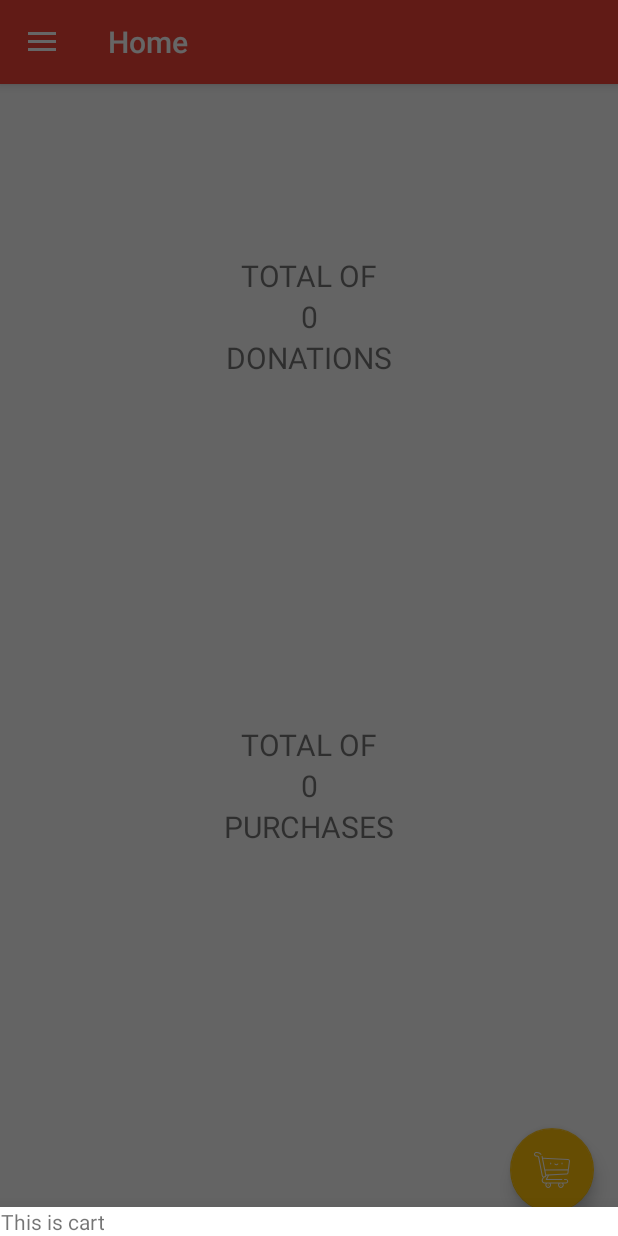
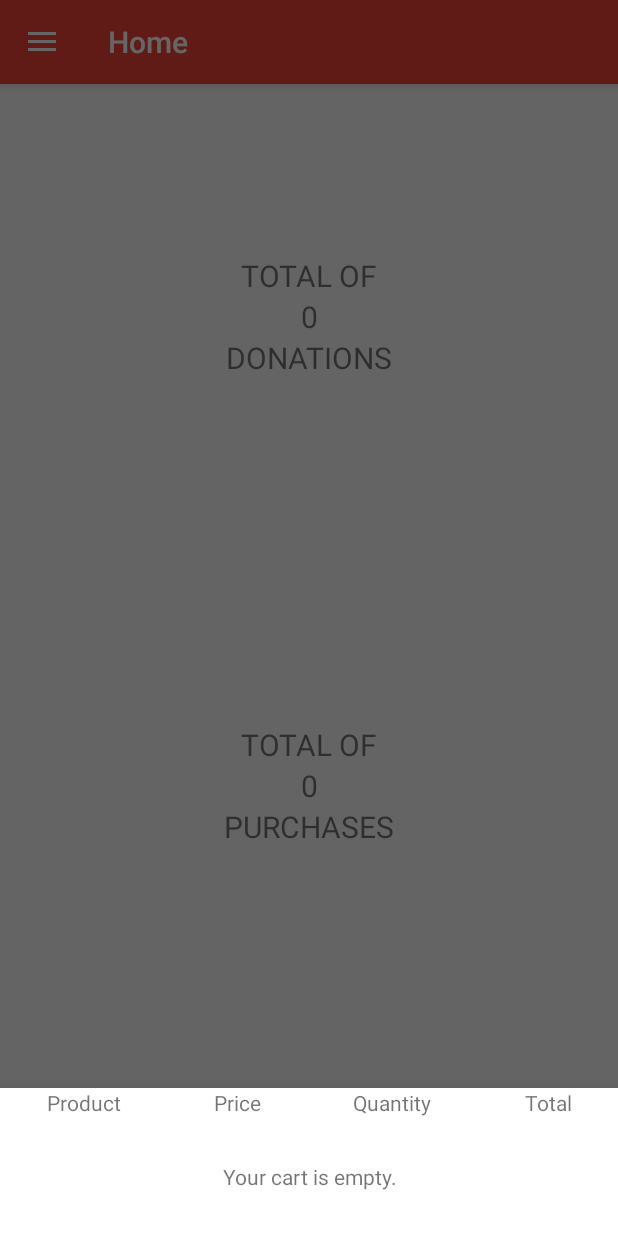
Before and after one commit to stefaniamak/Verop, an Android app: the MainActivity screen opened directly, with no data from a screen before it, after a tap on "#fab", on a phone screen of 412 x 824 dp. Run offline under Robolectric (Android 15) with nearby library versions, the phone set to English and light mode, and no system bars; our stand-ins replace Room's generated code, navigation-ui.

Commit message:
cart table adds shop items

```diff
--- a/app/src/main/java/com/example/simpleeshop/MainActivity.java
+++ b/app/src/main/java/com/example/simpleeshop/MainActivity.java
@@ -14,13 +14,9 @@ import androidx.navigation.ui.AppBarConfiguration;
 import androidx.navigation.ui.NavigationUI;
 
 import com.example.simpleeshop.database.MyAppDatabase;
-import com.example.simpleeshop.database.Products;
-import com.example.simpleeshop.ui.cart.CartBottomSheetDialog;
+import com.example.simpleeshop.ui.shop.CartBottomSheetDialog;
 import com.google.android.material.floatingactionbutton.FloatingActionButton;
 import com.google.android.material.navigation.NavigationView;
-import com.google.android.material.snackbar.Snackbar;
-
-import java.util.List;
 
 public class MainActivity extends AppCompatActivity {
     private SharedPreferenceConfig sharedPreferenceConfig;
@@ -59,7 +55,7 @@ public class MainActivity extends AppCompatActivity {
             public void onClick(View view) {
 
                 CartBottomSheetDialog cartBottomSheet = new CartBottomSheetDialog();
-                cartBottomSheet.show(getSupportFragmentManager(), "Cart Bottom Sheer");
+                cartBottomSheet.show(getSupportFragmentManager(), "CartFragment Bottom Sheer");
 
 //                Snackbar.make(view, "Replace with your own action", Snackbar.LENGTH_LONG)
 ////                        .setAction("Action", null).show();
--- a/app/src/main/java/com/example/simpleeshop/database/MyDao.java
+++ b/app/src/main/java/com/example/simpleeshop/database/MyDao.java
@@ -71,6 +71,9 @@ public interface MyDao {
     @Query("SELECT * FROM products")
     public List<Products> getProducts();
 
+    @Query("SELECT * FROM products WHERE id = :id")
+    public Products getProduct(int id);
+
     @Query("SELECT name FROM products")
     public List<String> getProductsName();
 
--- a/app/src/main/java/com/example/simpleeshop/ui/cart/CartBottomSheetDialog.java
+++ /dev/null
@@ -1,23 +0,0 @@
-package com.example.simpleeshop.ui.cart;
-
-import android.os.Bundle;
-import android.view.LayoutInflater;
-import android.view.View;
-import android.view.ViewGroup;
-
-import androidx.annotation.NonNull;
-import androidx.annotation.Nullable;
-
-import com.example.simpleeshop.R;
-import com.google.android.material.bottomsheet.BottomSheetDialogFragment;
-
-public class CartBottomSheetDialog extends BottomSheetDialogFragment {
-
-    @Nullable
-    @Override
-    public View onCreateView(@NonNull LayoutInflater inflater, @Nullable ViewGroup container, @Nullable Bundle savedInstanceState) {
-        View v = inflater.inflate(R.layout.fragment_cart, container, false);
-
-        return v;
-    }
-}
--- /dev/null
+++ b/app/src/main/java/com/example/simpleeshop/ui/shop/Cart.java
@@ -0,0 +1,33 @@
+package com.example.simpleeshop.ui.shop;
+
+import java.util.Hashtable;
+
+public class Cart {
+    private Hashtable<Integer,Integer> totalProducts;
+
+    private static Cart instance;
+    public static Cart Instance(){
+        if(instance == null){
+            instance = new Cart();
+        }
+        return instance;
+    }
+    public Cart(){
+        totalProducts = new Hashtable<>();
+    }
+
+    public void AddProduct(int productID){
+        if(totalProducts.containsKey(productID))
+            totalProducts.put(productID, totalProducts.get(productID) + 1);
+        else
+            totalProducts.put(productID, 1);
+    }
+
+    public void ClearProducts(){
+        totalProducts.clear();
+    }
+
+    public Hashtable<Integer,Integer> TotalProducts() {
+        return totalProducts;
+    }
+}
--- /dev/null
+++ b/app/src/main/java/com/example/simpleeshop/ui/shop/CartBottomSheetDialog.java
@@ -0,0 +1,122 @@
+package com.example.simpleeshop.ui.shop;
+
+import android.content.Context;
+import android.os.Build;
+import android.os.Bundle;
+import android.view.Gravity;
+import android.view.LayoutInflater;
+import android.view.View;
+import android.view.ViewGroup;
+import android.widget.ListView;
+import android.widget.TableLayout;
+import android.widget.TableRow;
+import android.widget.TextView;
+
+import androidx.annotation.NonNull;
+import androidx.annotation.Nullable;
+import androidx.annotation.RequiresApi;
+
+import com.example.simpleeshop.MyApplication;
+import com.example.simpleeshop.R;
+import com.example.simpleeshop.database.MyAppDatabase;
+import com.example.simpleeshop.database.Products;
+import com.google.android.material.bottomsheet.BottomSheetDialogFragment;
+
+import java.util.ArrayList;
+import java.util.Hashtable;
+import java.util.List;
+import java.util.function.BiConsumer;
+
+public class CartBottomSheetDialog extends BottomSheetDialogFragment {
+
+    TableLayout cartTable;
+    View root;
+    ListView listView;
+    ShopListAdapter cartListAdapter;
+    Products product;
+
+    //TextView clickedProduct;
+
+    TextView clickedTotal;
+
+    @RequiresApi(api = Build.VERSION_CODES.N)
+    @Nullable
+    @Override
+    public View onCreateView(@NonNull LayoutInflater inflater, @Nullable ViewGroup container, @Nullable Bundle savedInstanceState) {
+        root = inflater.inflate(R.layout.fragment_cart, container, false);
+
+//        View convertView;
+//        cartTable = (TableLayout) convertView.findViewById(R.id.cartTable);
+
+        initializeCartTable();
+
+        return root;
+    }
+
+    public void addNewItemToTable(Products product){
+
+    }
+
+    @RequiresApi(api = Build.VERSION_CODES.N)
+    private void initializeCartTable(){
+        Hashtable<Integer,Integer> totalProducts = Cart.Instance().TotalProducts();
+        MyAppDatabase db = MyAppDatabase.Instance();
+
+
+        for(int id : totalProducts.keySet()) {
+            product = db.myDao().getProduct(id);
+            addRow(product.getName(), product.getPrice(), totalProducts.get(id));
+        }
+
+    }
+
+
+
+    public void addRow(String product, double price, int count) {
+        cartTable = root.findViewById(R.id.cartTable);
+        Context context = MyApplication.Context();
+
+        TableLayout.LayoutParams rowParams = new TableLayout.LayoutParams(
+                ViewGroup.LayoutParams.MATCH_PARENT,
+                ViewGroup.LayoutParams.WRAP_CONTENT);
+
+        TableRow.LayoutParams textParams = new TableRow.LayoutParams(
+                ViewGroup.LayoutParams.MATCH_PARENT,
+                ViewGroup.LayoutParams.WRAP_CONTENT,
+                1f);
+
+        TableRow cartTableRow = new TableRow(context);
+        cartTableRow.setLayoutParams(rowParams);
+
+        cartTableRow.setGravity(Gravity.CENTER);
+
+        TextView clickedProduct = new TextView(context);
+        TextView clickedPrice  = new TextView(context);
+        TextView clickedQuantity = new TextView(context);
+        TextView clickedTotal = new TextView(context);
+
+        clickedProduct.setGravity(Gravity.CENTER);
+        clickedPrice.setGravity(Gravity.CENTER);
+        clickedQuantity.setGravity(Gravity.CENTER);
+        clickedTotal.setGravity(Gravity.CENTER);
+
+        clickedProduct.setLayoutParams(textParams);
+        clickedPrice.setLayoutParams(textParams);
+        clickedQuantity.setLayoutParams(textParams);
+        clickedTotal.setLayoutParams(textParams);
+
+        clickedProduct.setText(product);
+        clickedPrice.setText(price + "€");
+        clickedQuantity.setText(Integer.toString(count));
+        price = price * count;
+        clickedTotal.setText(price + "€");
+
+        cartTableRow.addView(clickedProduct);
+        cartTableRow.addView(clickedPrice);
+        cartTableRow.addView(clickedQuantity);
+        cartTableRow.addView(clickedTotal);
+
+        cartTable.addView(cartTableRow);
+//        listView.setAdapter(cartListAdapter);
+    }
+}
--- a/app/src/main/res/layout/fragment_cart.xml
+++ b/app/src/main/res/layout/fragment_cart.xml
@@ -1,15 +1,93 @@
 <?xml version="1.0" encoding="utf-8"?>
-<FrameLayout xmlns:android="http://schemas.android.com/apk/res/android"
+<androidx.constraintlayout.widget.ConstraintLayout xmlns:android="http://schemas.android.com/apk/res/android"
+    xmlns:app="http://schemas.android.com/apk/res-auto"
     xmlns:tools="http://schemas.android.com/tools"
     android:layout_width="match_parent"
     android:layout_height="match_parent"
-    tools:context=".ui.cart.Cart">
+    tools:context=".ui.shop.CartBottomSheetDialog">
 
     <!-- TODO: Update blank fragment layout -->
+
+<!--    <TextView-->
+<!--        android:id="@+id/cartTitle"-->
+<!--        android:layout_width="match_parent"-->
+<!--        android:layout_height="wrap_content"-->
+<!--        android:text="CartFragment"-->
+<!--        android:textSize="25dp"-->
+<!--        android:paddingLeft="60dp"-->
+<!--        tools:ignore="MissingConstraints">-->
+
+<!--    </TextView>-->
+
+<!--    app:layout_constraintTop_toBottomOf="@+id/cartTitle"-->
+
     <TextView
-        android:layout_width="wrap_content"
+        android:id="@+id/cartEmpty"
+        android:layout_width="match_parent"
         android:layout_height="wrap_content"
         android:gravity="center"
-        android:text="This is cart" />
+        android:padding="30dp"
+        android:text="Your cart is empty."
 
-</FrameLayout>
+        app:layout_constraintEnd_toEndOf="parent"
+        app:layout_constraintStart_toStartOf="parent"
+
+        app:layout_constraintTop_toBottomOf="@+id/cartTable"
+        tools:ignore="MissingConstraints" />
+
+    <TableLayout
+        android:id="@+id/cartTable"
+        android:layout_width="match_parent"
+        android:layout_height="wrap_content"
+
+        tools:ignore="MissingConstraints"
+        tools:layout_editor_absoluteX="27dp">
+
+        <TableRow
+            android:layout_width="match_parent"
+            android:layout_height="match_parent"
+            app:layout_constraintTop_toBottomOf="@+id/cartTable"
+            android:stretchColumns="1">
+
+            <TextView
+                android:id="@+id/textView3"
+                android:layout_weight="1"
+                android:gravity="center"
+                android:layout_width="wrap_content"
+                android:layout_height="wrap_content"
+                android:text="Product" />
+
+            <TextView
+                android:id="@+id/textView4"
+                android:layout_weight="1"
+                android:gravity="center"
+                android:layout_width="wrap_content"
+                android:layout_height="wrap_content"
+                android:text="Price" />
+
+            <TextView
+                android:id="@+id/textView5"
+                android:layout_weight="1"
+                android:gravity="center"
+                android:layout_width="wrap_content"
+                android:layout_height="wrap_content"
+                android:text="Quantity" />
+
+            <TextView
+                android:id="@+id/textView6"
+                android:layout_weight="1"
+                android:gravity="center"
+                android:layout_width="wrap_content"
+                android:layout_height="wrap_content"
+                android:text="Total" />
+        </TableRow>
+
+        <TableRow
+            android:layout_width="match_parent"
+            android:layout_height="match_parent" />
+
+
+    </TableLayout>
+
+
+</androidx.constraintlayout.widget.ConstraintLayout>
```
Also changed, not shown: app/src/main/java/com/example/simpleeshop/ui/cart/Cart.java (deleted, +0 -66 lines), app/src/main/java/com/example/simpleeshop/ui/shop/CartFragment.java (added, +66 -0 lines), app/src/main/java/com/example/simpleeshop/ui/shop/ShopFragment.java (+9 -13 lines), app/src/main/java/com/example/simpleeshop/ui/shop/ShopListAdapter.java (+7 -44 lines).
